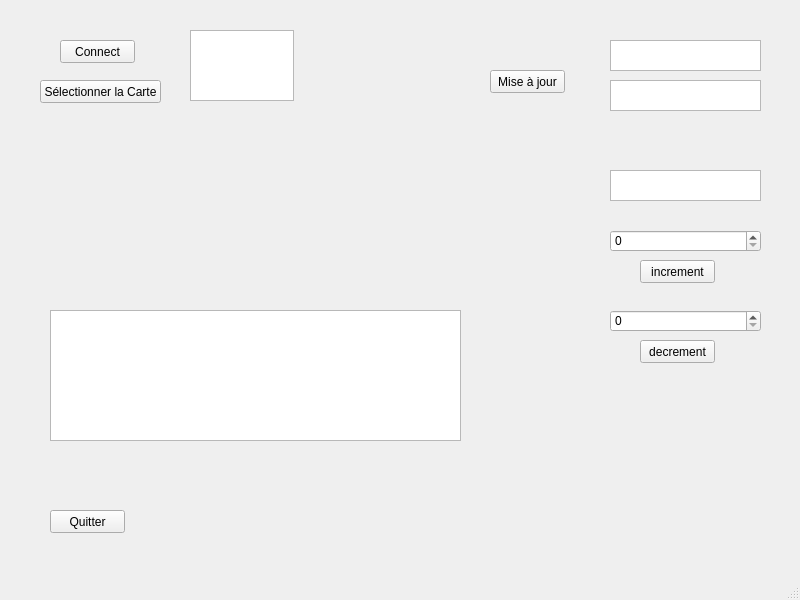
The window that mainwindow.ui (benjamin-milhet/Carte_Sans_Contact_MIFARE) describes before a commit, drawn with Qt 5.
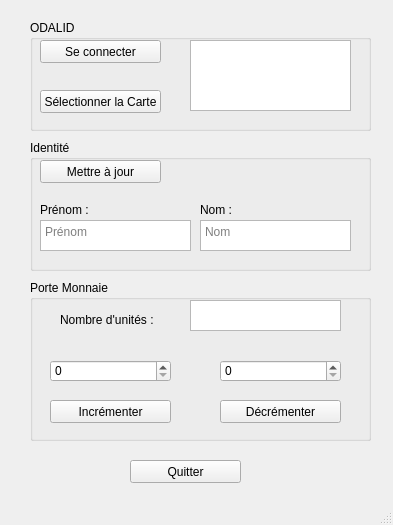
The same window after the commit.

Commit message: retore increment

Patch:
```diff
--- a/mainwindow.ui
+++ b/mainwindow.ui
@@ -6,66 +6,20 @@
    <rect>
     <x>0</x>
     <y>0</y>
-    <width>800</width>
-    <height>600</height>
+    <width>393</width>
+    <height>525</height>
    </rect>
   </property>
   <property name="windowTitle">
    <string>MainWindow</string>
   </property>
   <widget class="QWidget" name="centralwidget">
-   <widget class="QPushButton" name="Connect">
-    <property name="geometry">
-     <rect>
-      <x>60</x>
-      <y>40</y>
-      <width>75</width>
-      <height>23</height>
-     </rect>
-    </property>
-    <property name="text">
-     <string>Connect</string>
-    </property>
-   </widget>
-   <widget class="QTextEdit" name="Affichage">
-    <property name="geometry">
-     <rect>
-      <x>190</x>
-      <y>30</y>
-      <width>104</width>
-      <height>71</height>
-     </rect>
-    </property>
-   </widget>
-   <widget class="QPushButton" name="Saisie">
-    <property name="geometry">
-     <rect>
-      <x>490</x>
-      <y>70</y>
-      <width>75</width>
-      <height>23</height>
-     </rect>
-    </property>
-    <property name="text">
-     <string>Mise à jour</string>
-    </property>
-   </widget>
-   <widget class="QTextEdit" name="fenetre_saisi">
-    <property name="geometry">
-     <rect>
-      <x>50</x>
-      <y>310</y>
-      <width>411</width>
-      <height>131</height>
-     </rect>
-    </property>
-   </widget>
    <widget class="QPushButton" name="Quitter">
     <property name="geometry">
      <rect>
-      <x>50</x>
-      <y>510</y>
-      <width>75</width>
+      <x>130</x>
+      <y>460</y>
+      <width>111</width>
       <height>23</height>
      </rect>
     </property>
@@ -73,11 +27,36 @@
      <string>Quitter</string>
     </property>
    </widget>
+   <widget class="QGroupBox" name="groupBox">
+    <property name="geometry">
+     <rect>
+      <x>30</x>
+      <y>20</y>
+      <width>341</width>
+      <height>111</height>
+     </rect>
+    </property>
+    <property name="title">
+     <string>ODALID</string>
+    </property>
+    <widget class="QPushButton" name="Connect">
+     <property name="geometry">
+      <rect>
+       <x>10</x>
+       <y>20</y>
+       <width>121</width>
+       <height>23</height>
+      </rect>
+     </property>
+     <property name="text">
+      <string>Se connecter</string>
+     </property>
+    </widget>
    <widget class="QPushButton" name="connectCarte">
     <property name="geometry">
      <rect>
-      <x>40</x>
-      <y>80</y>
+       <x>10</x>
+       <y>70</y>
       <width>121</width>
       <height>23</height>
      </rect>
@@ -86,81 +65,182 @@
      <string>Sélectionner la Carte</string>
     </property>
    </widget>
+    <widget class="QTextEdit" name="Affichage">
+     <property name="geometry">
+      <rect>
+       <x>160</x>
+       <y>20</y>
+       <width>161</width>
+       <height>71</height>
+      </rect>
+     </property>
+    </widget>
+   </widget>
+   <widget class="QGroupBox" name="groupBox_2">
+    <property name="geometry">
+     <rect>
+      <x>30</x>
+      <y>140</y>
+      <width>341</width>
+      <height>131</height>
+     </rect>
+    </property>
+    <property name="title">
+     <string>Identité</string>
+    </property>
+    <widget class="QPushButton" name="Saisie">
+     <property name="geometry">
+      <rect>
+       <x>10</x>
+       <y>20</y>
+       <width>121</width>
+       <height>23</height>
+      </rect>
+     </property>
+     <property name="text">
+      <string>Mettre à jour</string>
+     </property>
+    </widget>
    <widget class="QTextEdit" name="nom">
     <property name="geometry">
      <rect>
-      <x>610</x>
-      <y>40</y>
+       <x>10</x>
+       <y>80</y>
       <width>151</width>
       <height>31</height>
      </rect>
     </property>
+     <property name="placeholderText">
+      <string>Prénom</string>
+     </property>
    </widget>
    <widget class="QTextEdit" name="prenom">
     <property name="geometry">
      <rect>
-      <x>610</x>
+       <x>170</x>
       <y>80</y>
       <width>151</width>
       <height>31</height>
      </rect>
     </property>
-   </widget>
+     <property name="placeholderText">
+      <string>Nom</string>
+     </property>
+    </widget>
+    <widget class="QLabel" name="label_2">
+     <property name="geometry">
+      <rect>
+       <x>10</x>
+       <y>60</y>
+       <width>51</width>
+       <height>20</height>
+      </rect>
+     </property>
+     <property name="text">
+      <string>Prénom :</string>
+     </property>
+    </widget>
+    <widget class="QLabel" name="label_3">
+     <property name="geometry">
+      <rect>
+       <x>170</x>
+       <y>60</y>
+       <width>41</width>
+       <height>20</height>
+      </rect>
+     </property>
+     <property name="text">
+      <string>Nom :</string>
+     </property>
+    </widget>
+   </widget>
+   <widget class="QGroupBox" name="groupBox_3">
+    <property name="geometry">
+     <rect>
+      <x>30</x>
+      <y>280</y>
+      <width>341</width>
+      <height>161</height>
+     </rect>
+    </property>
+    <property name="title">
+     <string>Porte Monnaie</string>
+    </property>
    <widget class="QTextEdit" name="nbUnite">
     <property name="geometry">
      <rect>
-      <x>610</x>
-      <y>170</y>
+       <x>160</x>
+       <y>20</y>
       <width>151</width>
       <height>31</height>
      </rect>
     </property>
    </widget>
+    <widget class="QLabel" name="label">
+     <property name="geometry">
+      <rect>
+       <x>30</x>
+       <y>30</y>
+       <width>111</width>
+       <height>20</height>
+      </rect>
+     </property>
+     <property name="text">
+      <string>Nombre d'unités :</string>
+     </property>
+    </widget>
    <widget class="QSpinBox" name="increment">
     <property name="geometry">
      <rect>
-      <x>610</x>
-      <y>230</y>
-      <width>151</width>
+       <x>20</x>
+       <y>80</y>
+       <width>121</width>
       <height>22</height>
      </rect>
     </property>
-   </widget>
-   <widget class="QSpinBox" name="decrement">
-    <property name="geometry">
-     <rect>
-      <x>610</x>
-      <y>310</y>
-      <width>151</width>
-      <height>22</height>
-     </rect>
+     <property name="maximum">
+      <number>1000</number>
     </property>
    </widget>
    <widget class="QPushButton" name="incrementButton">
     <property name="geometry">
      <rect>
-      <x>640</x>
-      <y>260</y>
-      <width>75</width>
+       <x>20</x>
+       <y>120</y>
+       <width>121</width>
       <height>23</height>
      </rect>
     </property>
     <property name="text">
-     <string>increment</string>
+      <string>Incrémenter</string>
+     </property>
+    </widget>
+    <widget class="QSpinBox" name="decrement">
+     <property name="geometry">
+      <rect>
+       <x>190</x>
+       <y>80</y>
+       <width>121</width>
+       <height>22</height>
+      </rect>
+     </property>
+     <property name="maximum">
+      <number>1000</number>
     </property>
    </widget>
    <widget class="QPushButton" name="decrementButton">
     <property name="geometry">
      <rect>
-      <x>640</x>
-      <y>340</y>
-      <width>75</width>
+       <x>190</x>
+       <y>120</y>
+       <width>121</width>
       <height>23</height>
      </rect>
     </property>
     <property name="text">
-     <string>decrement</string>
-    </property>
+      <string>Décrémenter</string>
+     </property>
+    </widget>
    </widget>
   </widget>
   <widget class="QMenuBar" name="menubar">
```
Left out of the diff: 2 changed lines with no effect on the pictures. Lines whose indentation alone changed are shown as unchanged. The commit also changes 1 other file.
